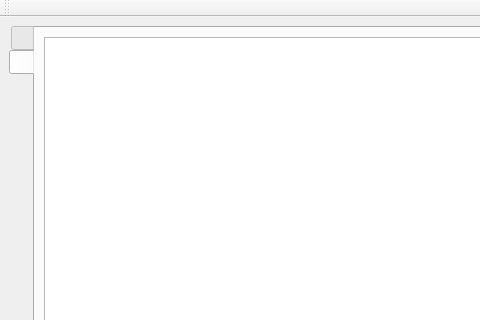
armonge/EsquipulasPy, file src/ui/kardexother.ui: the form before one commit; both pictures show x 0 to 480 and y 0 to 320 of the 644 by 600 pixel window.
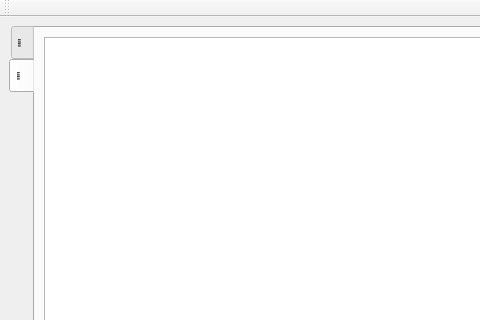
The form after the commit. Icons and pictures are not drawn.

Patch:
```diff
--- a/src/ui/kardexother.ui
+++ b/src/ui/kardexother.ui
@@ -29,7 +29,7 @@
          <normaloff>:/icons/res/document-edit.png</normaloff>:/icons/res/document-edit.png</iconset>
        </attribute>
        <attribute name="title">
-        <string notr="true"/>
+        <string notr="true">&quot;&quot;</string>
        </attribute>
        <layout class="QVBoxLayout" name="verticalLayout_8">
         <item>
@@ -250,7 +250,7 @@
          <normaloff>:/icons/res/table.png</normaloff>:/icons/res/table.png</iconset>
        </attribute>
        <attribute name="title">
-        <string notr="true"/>
+        <string notr="true">&quot;&quot;</string>
        </attribute>
        <layout class="QVBoxLayout" name="verticalLayout_2">
         <item>
```
Left out of the diff: 4 changed lines with no effect on the pictures.
